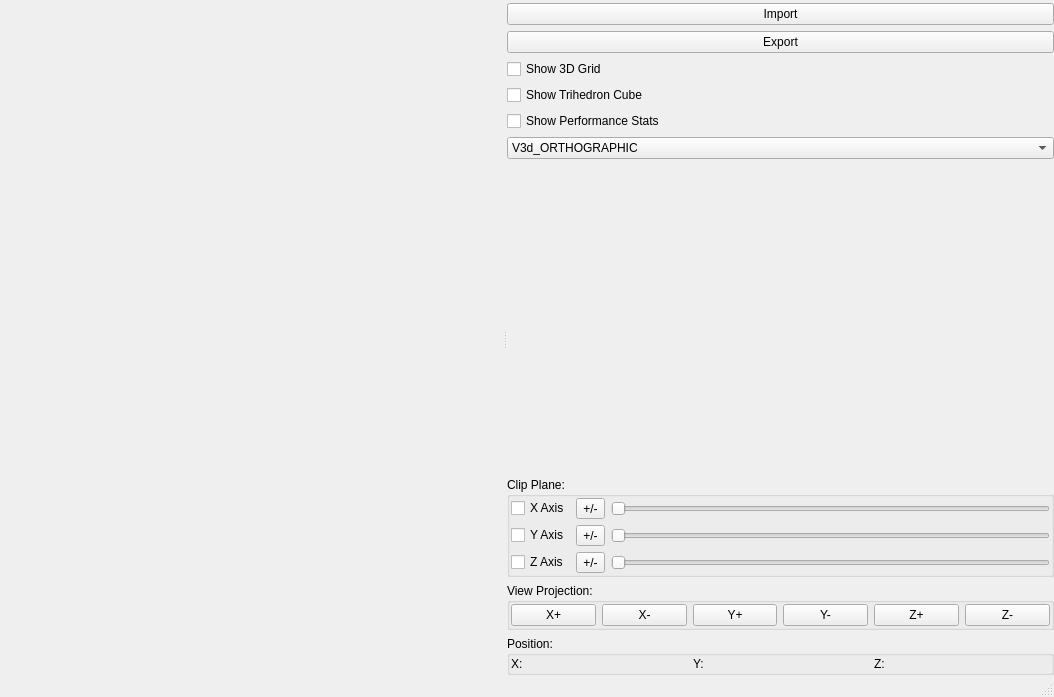
Before: the Qt Designer form 001-C-basicViewerWithOptions/uis/mainwindow.ui in haknkayaa/Qt-OpenCASCADE-Projects, drawn with Qt 5.
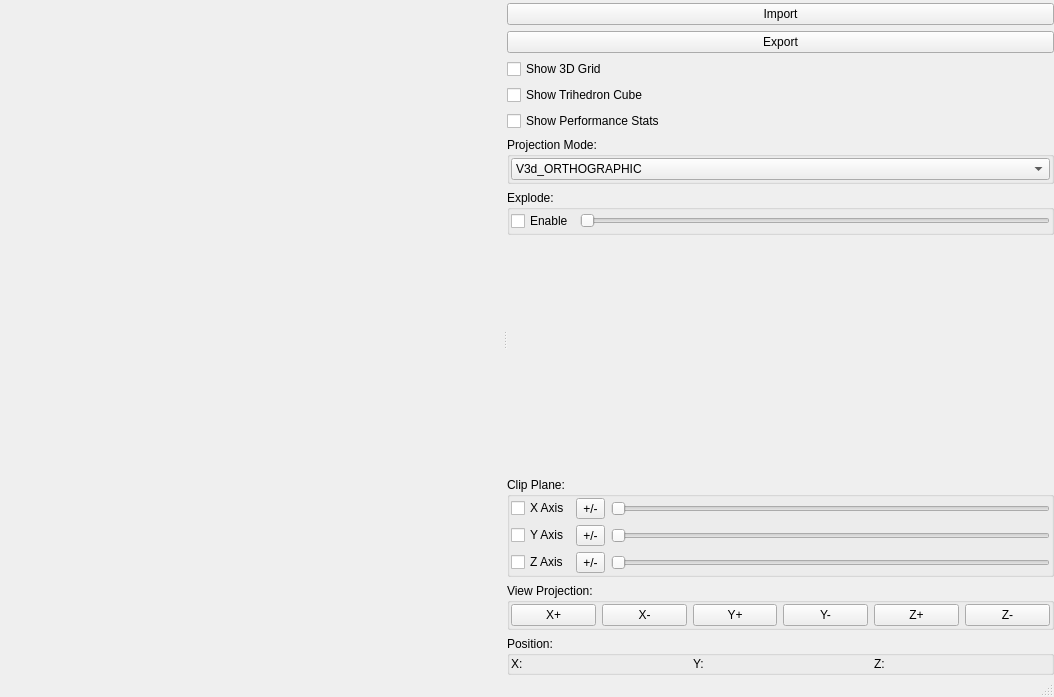
After: the same form once the commit is applied.

Commit message: added explode slots

What changed in the file:
```diff
--- a/001-C-basicViewerWithOptions/uis/mainwindow.ui
+++ b/001-C-basicViewerWithOptions/uis/mainwindow.ui
@@ -163,7 +163,25 @@
            </widget>
           </item>
           <item>
-           <widget class="QComboBox" name="comboBox">
+           <widget class="QGroupBox" name="groupBox_5">
+            <property name="title">
+             <string>Projection Mode:</string>
+            </property>
+            <layout class="QVBoxLayout" name="verticalLayout_5">
+             <property name="leftMargin">
+              <number>1</number>
+             </property>
+             <property name="topMargin">
+              <number>1</number>
+             </property>
+             <property name="rightMargin">
+              <number>1</number>
+             </property>
+             <property name="bottomMargin">
+              <number>1</number>
+             </property>
+             <item>
+              <widget class="QComboBox" name="viewMode">
             <item>
              <property name="text">
               <string>V3d_ORTHOGRAPHIC</string>
@@ -174,6 +192,44 @@
               <string>V3d_ISOMETRIC</string>
              </property>
             </item>
+              </widget>
+             </item>
+            </layout>
+           </widget>
+          </item>
+          <item>
+           <widget class="QGroupBox" name="groupBox_4">
+            <property name="title">
+             <string>Explode:</string>
+            </property>
+            <layout class="QHBoxLayout" name="horizontalLayout_5">
+             <property name="leftMargin">
+              <number>1</number>
+             </property>
+             <property name="topMargin">
+              <number>1</number>
+             </property>
+             <property name="rightMargin">
+              <number>1</number>
+             </property>
+             <property name="bottomMargin">
+              <number>1</number>
+             </property>
+             <item>
+              <widget class="QCheckBox" name="check_explode">
+               <property name="text">
+                <string>Enable</string>
+               </property>
+              </widget>
+             </item>
+             <item>
+              <widget class="QSlider" name="slider_explode">
+               <property name="orientation">
+                <enum>Qt::Horizontal</enum>
+               </property>
+              </widget>
+             </item>
+            </layout>
            </widget>
           </item>
           <item>
```
Lines whose indentation alone changed are shown as unchanged. The commit also changes 12 other files.
